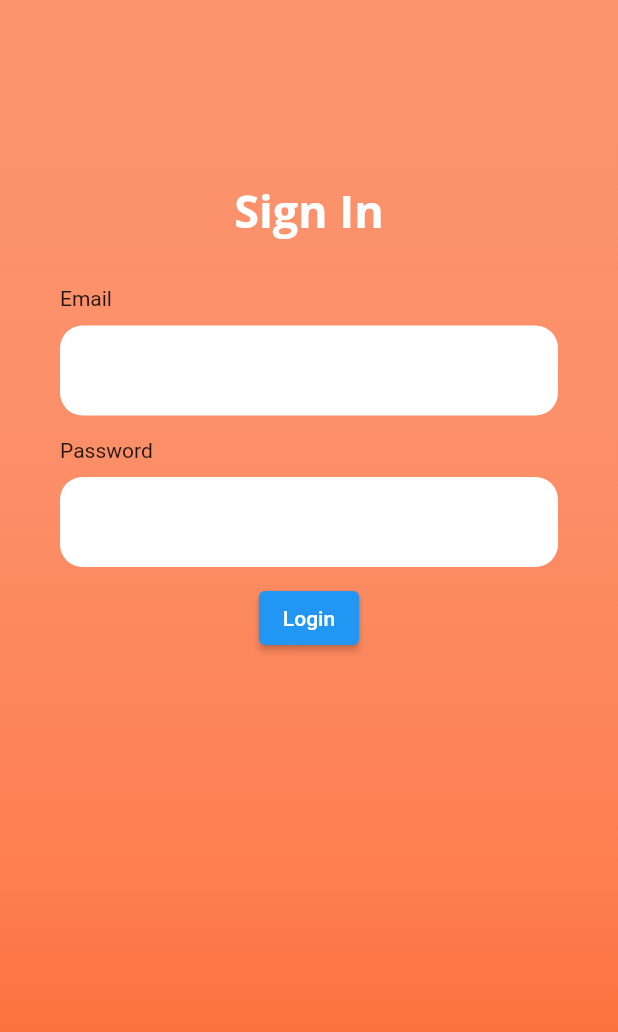
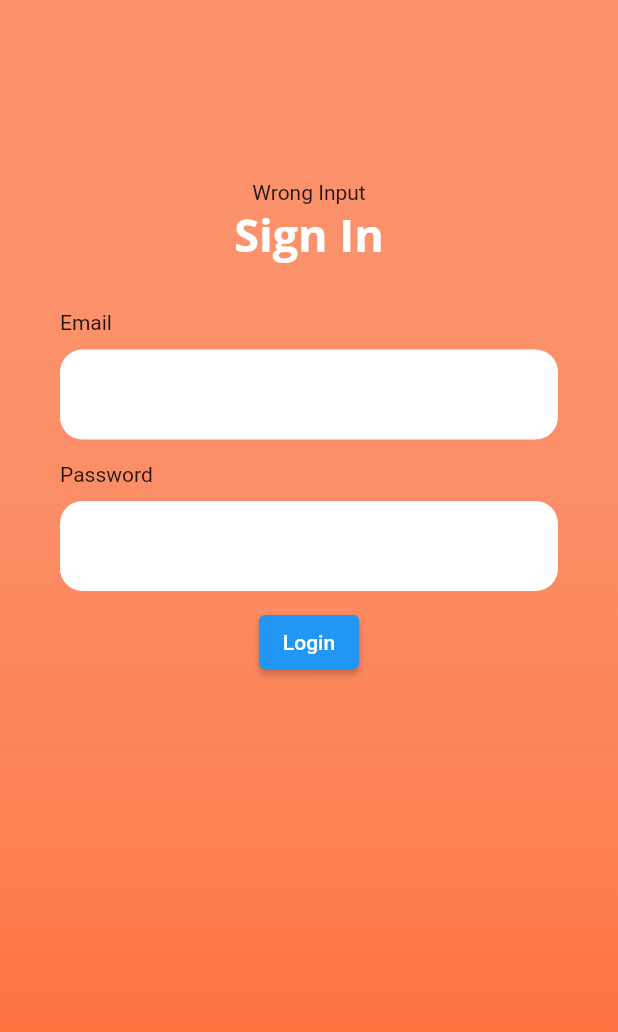
Before and after one commit to hayk2377/Achaye, a Flutter app: the screen it shows after launch, after a tap on "Login", on a phone screen of 412 x 824 dp. Shown: the top 1032 px of the screen. Run offline on Flutter 3.47's test engine with Material 2 defaults, Android fonts, the light colour scheme and no system bars; our stand-ins replace bloc, equatable, flutter_bloc, go_router, shared_preferences.

Commit message:
Implemented validation functionality for validator bloc

```diff
--- a/achaye/lib/account/validation/bloc/validator_bloc.dart
+++ b/achaye/lib/account/validation/bloc/validator_bloc.dart
@@ -1,25 +1,39 @@
 import 'package:bloc/bloc.dart';
 import 'package:equatable/equatable.dart';
+import 'package:flutter/material.dart';
 
 part 'validator_event.dart';
 part 'validator_state.dart';
 
 class ValidatorBloc extends Bloc<ValidatorEvent, ValidatorState> {
   ValidatorBloc() : super(ValidatorInitial()) {
+    on<RequestPageLoad>(_generatePage);
     on<OnSubmitEvent>(_checkCredentialValidity);
   }
 
   _checkCredentialValidity(event, emit) {
+    if (state is ValidatorDefault) {
       String name = "a@a.com";
       String password = "12345678";
 
-    final _event = event as OnSubmitEvent;
-
-    if (_event.email == name && _event.password == password) {
+      final _state = state as ValidatorDefault;
+      if (_state.email.text == name && _state.password.text == password) {
         print('login successful');
         emit(ValidatorSuccess());
       } else {
+        emit(ValidatorDefault(
+            error: ValidatorError.Input,
+            email: _state.email,
+            password: _state.password));
         print('Incorrect Email or Password');
       }
     }
   }
+
+  _generatePage(RequestPageLoad event, emit) {
+    emit(ValidatorDefault(
+        error: ValidatorError.None,
+        email: TextEditingController(),
+        password: TextEditingController()));
+  }
+}
--- a/achaye/lib/account/validation/bloc/validator_event.dart
+++ b/achaye/lib/account/validation/bloc/validator_event.dart
@@ -7,12 +7,5 @@ abstract class ValidatorEvent extends Equatable {
   List<Object> get props => [];
 }
 
-class OnSubmitEvent extends ValidatorEvent {
-  final String email;
-  final String password;
-
-  const OnSubmitEvent(this.email, this.password);
-
-  @override
-  List<Object> get props => [this.email, this.password];
-}
+class RequestPageLoad extends ValidatorEvent {}
+class OnSubmitEvent extends ValidatorEvent {}
--- a/achaye/lib/account/validation/bloc/validator_state.dart
+++ b/achaye/lib/account/validation/bloc/validator_state.dart
@@ -9,8 +9,21 @@ abstract class ValidatorState extends Equatable {
 
 class ValidatorInitial extends ValidatorState {}
 
-class ValidatorSuccess extends ValidatorState{}
+class ValidatorSuccess extends ValidatorState {}
 
-class ValidatorFail extends ValidatorState{}
+class ValidatorDefault extends ValidatorState {
+  final ValidatorError error;
+  final TextEditingController email;
+  final TextEditingController password;
 
-class NetworkError extends ValidatorState{}
+  ValidatorDefault({
+    required this.error,
+    required this.email,
+    required this.password,
+  });
+
+  @override
+  List<Object> get props => [email, password, error];
+}
+
+enum ValidatorError { Network, Input, None }
--- a/achaye/lib/account/widgets/login_route.dart
+++ b/achaye/lib/account/widgets/login_route.dart
@@ -1,5 +1,6 @@
 import 'package:achaye/account/validation/bloc/validator_bloc.dart';
 import 'package:achaye/account/widgets/password_block.dart';
+import 'package:flutter/cupertino.dart';
 import 'package:flutter/material.dart';
 import 'package:flutter_bloc/flutter_bloc.dart';
 import 'package:go_router/go_router.dart';
@@ -7,55 +8,43 @@ import 'package:go_router/go_router.dart';
 import 'custom_button.dart';
 import 'email_block.dart';
 
-class LoginForm extends StatefulWidget {
+class LoginForm extends StatelessWidget {
   const LoginForm({super.key});
 
-  @override
-  State<LoginForm> createState() => _LoginFormState();
+  void handleSubmit(bloc, state) {
+    bloc.add(OnSubmitEvent());
   }
-
-class _LoginFormState extends State<LoginForm> {
-  late String email;
-  late String password;
 
   @override
   Widget build(BuildContext context) {
-    final bloc = context.watch<ValidatorBloc>();
+    final bloc = context.read<ValidatorBloc>();
     final state = bloc.state;
 
-    void setEmail(String value) {
-      setState(() {
-        email = value;
-      });
-    }
-
-    ;
-
-    void setPassword(String value) {
-      setState(() {
-        password = value;
-      });
-    }
-
-    ;
-
-    void handleSubmit() {
-      print(state);
-      bloc.add(OnSubmitEvent(email, password));
-      print(state);
+    return BlocConsumer<ValidatorBloc, ValidatorState>(
+      listener: (context, state) {
         if (state is ValidatorSuccess) {
           context.go('/discover');
-      } else {
-        print('Try againnnnnnnnnn');
         }
-    }
-
+      },
+      builder: (context, state) {
+        if (state is ValidatorInitial) {
+          bloc.add(RequestPageLoad());
+          return Center(
+            child: CupertinoActivityIndicator(),
+          );
+        } else if (state is ValidatorDefault) {
           return SizedBox(
             height: double.infinity,
             child: SingleChildScrollView(
               physics: const AlwaysScrollableScrollPhysics(),
-        padding: const EdgeInsets.symmetric(horizontal: 40, vertical: 120),
-        child: Column(mainAxisAlignment: MainAxisAlignment.center, children: [
+              padding:
+                  const EdgeInsets.symmetric(horizontal: 40, vertical: 120),
+              child: Column(
+                  mainAxisAlignment: MainAxisAlignment.center,
+                  children: [
+                    (state.error == ValidatorError.Input)
+                        ? Text('Wrong Input')
+                        : Container(),
                     const Text(
                       "Sign In",
                       style: TextStyle(
@@ -70,19 +59,77 @@ class _LoginFormState extends State<LoginForm> {
                     Form(
                         child: Column(
                       children: [
-              EmailBlock(email: setEmail),
+                        Column(
+                          crossAxisAlignment: CrossAxisAlignment.start,
+                          children: [
+                            const Text('Email'),
+                            const SizedBox(
+                              height: 10,
+                            ),
+                            Container(
+                                alignment: Alignment.centerLeft,
+                                height: 60,
+                                decoration: BoxDecoration(
+                                    borderRadius: BorderRadius.circular(15),
+                                    color: Colors.white),
+                                child: TextFormField(
+                                  controller: state.email,
+                                  keyboardType: TextInputType.emailAddress,
+                                  style: const TextStyle(color: Colors.black),
+                                  decoration: const InputDecoration(
+                                    border: InputBorder.none,
+                                    contentPadding:
+                                        EdgeInsets.only(top: 7, left: 10),
+                                  ),
+                                ))
+                          ],
+                        ),
                         const SizedBox(
                           height: 15,
                         ),
-              PasswordBlock(password: setPassword),
+                        Column(
+                          crossAxisAlignment: CrossAxisAlignment.start,
+                          children: [
+                            const Text('Password'),
                             const SizedBox(
                               height: 10,
                             ),
-              CustomButton(onPress: handleSubmit)
+                            Container(
+                                alignment: Alignment.centerLeft,
+                                height: 60,
+                                decoration: BoxDecoration(
+                                    borderRadius: BorderRadius.circular(15),
+                                    color: Colors.white),
+                                child: TextFormField(
+                                    controller: state.password,
+                                    obscureText: true,
+                                    style: const TextStyle(color: Colors.black),
+                                    decoration: InputDecoration(
+                                      border: InputBorder.none,
+                                      contentPadding: const EdgeInsets.only(
+                                          top: 14, left: 10),
+                                    )))
+                          ],
+                        ),
+                        const SizedBox(
+                          height: 10,
+                        ),
+                        CustomButton(onPress: () {
+                          handleSubmit(bloc, state);
+                        })
                       ],
                     )),
                   ]),
             ),
           );
+        } else if (state is ValidatorSuccess) {
+          return Center(
+            child: Text('Success!'),
+          );
+        }
+
+        throw Exception("Bad Validator State");
+      },
+    );
   }
 }
```
Lines whose indentation alone changed are shown as unchanged.
